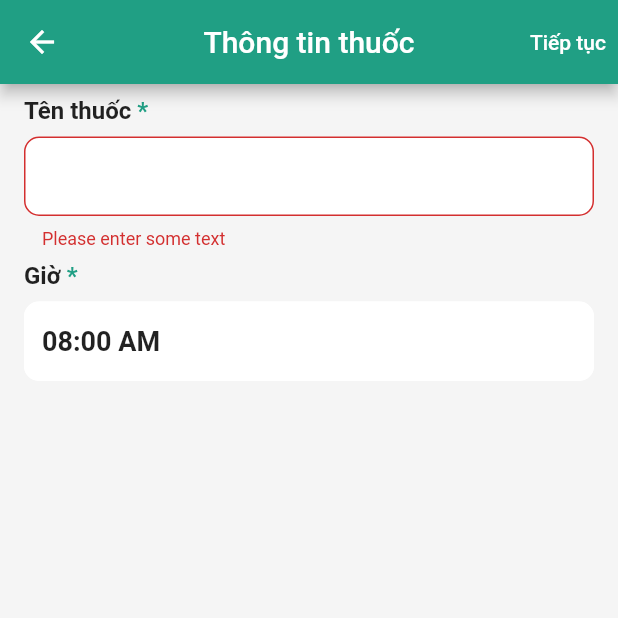
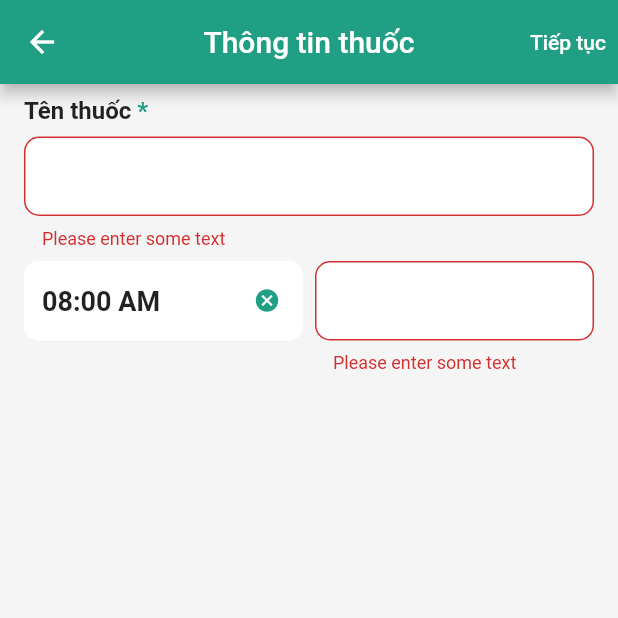
Before and after one commit to lequyha/flutter_cicd, a Flutter app: the DetailPage screen opened directly, after a tap on "Tiếp tục", on a phone screen of 412 x 824 dp, the top half of it. Run offline on Flutter 3.47's test engine with Material 2 defaults, Android fonts, the phone set to English and light mode, and no system bars; our stand-ins replace bloc, flutter_bloc, flutter_hooks, flutter_svg, get_it, injectable and 2 more; missing offline and left inert: flutter_alarm_clock.

Commit message:
add select form

```diff
--- a/lib/src/presentation/views/detail_page/detail_page.dart
+++ b/lib/src/presentation/views/detail_page/detail_page.dart
@@ -3,6 +3,7 @@ import 'package:flutter_alarm_clock/flutter_alarm_clock.dart';
 import 'package:flutter_application_test_public/main.dart';
 import 'package:flutter_application_test_public/src/const/color.dart';
 import 'package:flutter_application_test_public/src/presentation/widgets/autocomplete_form_widget.dart';
+import 'package:flutter_application_test_public/src/presentation/widgets/select_form_widget.dart';
 import 'package:flutter_application_test_public/src/presentation/widgets/time_form_widget.dart';
 import 'package:intl/intl.dart';
 
@@ -66,8 +67,12 @@ class DetailPage extends StatelessWidget {
                 },
               ),
               const SizedBox(height: 8.0),
-              TimeFormWidget(
-                labelText: 'Giờ',
+              Row(
+                crossAxisAlignment: CrossAxisAlignment.start,
+                mainAxisAlignment: MainAxisAlignment.start,
+                children: [
+                  Expanded(
+                    child: TimeFormWidget(
                       timeFormat: timeFormat,
                       onChanged: (dateTime) {
                         logger.i(dateTime);
@@ -79,6 +84,23 @@ class DetailPage extends StatelessWidget {
                         return null;
                       },
                     ),
+                  ),
+                  const SizedBox(width: 8.0),
+                  Expanded(
+                    child: SelectFormWidget(
+                      onChanged: (value) {
+                        logger.i(value);
+                      },
+                      validator: (value) {
+                        if (value == null || value.isEmpty) {
+                          return 'Please enter some text';
+                        }
+                        return null;
+                      },
+                    ),
+                  ),
+                ],
+              ),
             ],
           ),
         ),
--- /dev/null
+++ b/lib/src/presentation/widgets/select_form_widget.dart
@@ -0,0 +1,78 @@
+import 'dart:developer';
+
+import 'package:flutter/cupertino.dart';
+import 'package:flutter/material.dart';
+import 'package:flutter_application_test_public/src/presentation/widgets/text_form_widget.dart';
+import 'package:flutter_hooks/flutter_hooks.dart';
+
+const double _kItemExtent = 50.0;
+
+class SelectFormWidget extends HookWidget {
+  final String? labelText;
+  final TextStyle? style;
+  final FormFieldValidator<String?>? validator;
+  final ValueChanged<dynamic> onChanged;
+  const SelectFormWidget({
+    Key? key,
+    this.labelText,
+    this.style,
+    this.validator,
+    required this.onChanged,
+  }) : super(key: key);
+
+  @override
+  Widget build(BuildContext context) {
+    final controller = useTextEditingController();
+    ValueNotifier<dynamic> selectedValue = useState(1);
+    return TextFormWidget(
+      controller: controller,
+      labelText: labelText,
+      style: style,
+      readOnly: true,
+      validator: validator,
+      onTap: () => showCupertinoModalPopup<dynamic>(
+        context: context,
+        builder: (context) {
+          return Container(
+            height: 300,
+            margin: EdgeInsets.only(
+              bottom: MediaQuery.of(context).viewInsets.bottom,
+            ),
+            color: Colors.white,
+            child: Column(
+              mainAxisSize: MainAxisSize.min,
+              crossAxisAlignment: CrossAxisAlignment.end,
+              children: [
+                CupertinoButton(
+                  child: const Text('OK'),
+                  onPressed: () =>
+                      Navigator.of(context).pop(selectedValue.value),
+                ),
+                SizedBox(
+                  height: 220,
+                  child: CupertinoPicker(
+                    itemExtent: _kItemExtent,
+                    onSelectedItemChanged: (newValue) =>
+                        selectedValue.value = newValue,
+                    children: List<Widget>.generate(
+                      10,
+                      (index) {
+                        return Center(child: Text(index.toString()));
+                      },
+                    ),
+                  ),
+                ),
+              ],
+            ),
+          );
+        },
+      ).then((value) {
+        if (value != null) {
+          onChanged(value);
+          log(value.toString());
+          controller.text = value.toString();
+        }
+      }),
+    );
+  }
+}
--- a/lib/src/presentation/widgets/text_form_widget.dart
+++ b/lib/src/presentation/widgets/text_form_widget.dart
@@ -29,6 +29,7 @@ class TextFormWidget extends HookWidget {
   @override
   Widget build(BuildContext context) {
     ValueNotifier<bool> showClearBtn = useState(false);
+    showClearBtn.value = controller?.text.isNotEmpty ?? false;
     useEffect(() {
       void listener() =>
           showClearBtn.value = controller?.text.isNotEmpty ?? false;
@@ -36,6 +37,12 @@ class TextFormWidget extends HookWidget {
       return () => controller?.removeListener(listener);
     }, [controller]);
     return Column(
+      mainAxisSize: MainAxisSize.min,
+      crossAxisAlignment: CrossAxisAlignment.start,
+      mainAxisAlignment: MainAxisAlignment.start,
+      children: [
+        if (labelText != null)
+          Column(
             mainAxisSize: MainAxisSize.min,
             crossAxisAlignment: CrossAxisAlignment.start,
             mainAxisAlignment: MainAxisAlignment.start,
@@ -62,6 +69,8 @@ class TextFormWidget extends HookWidget {
                 ),
               ),
               const SizedBox(height: 8.0),
+            ],
+          ),
         TextFormField(
           controller: controller,
           focusNode: focusNode,
```
Lines whose indentation alone changed are shown as unchanged.
